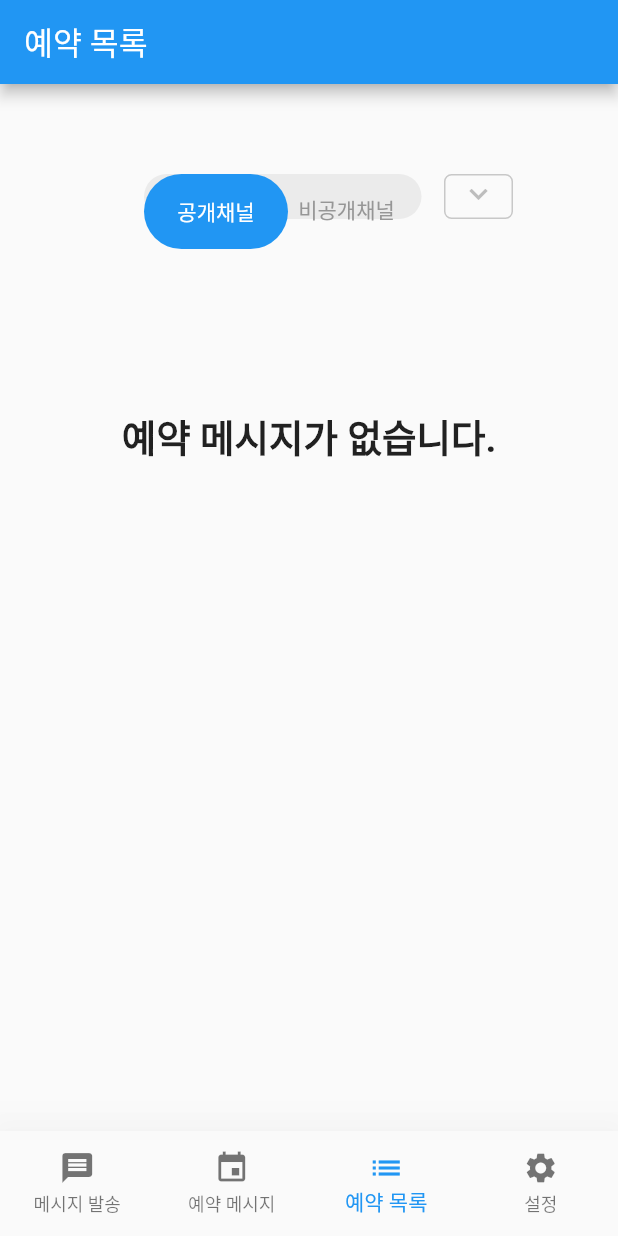
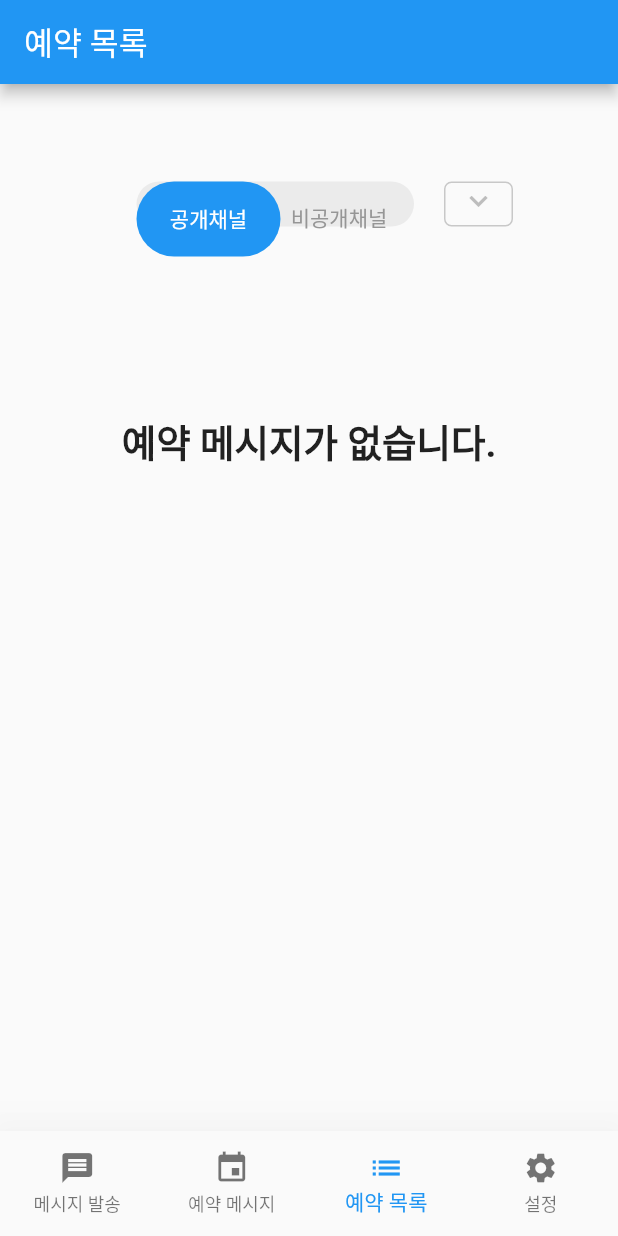
Before and after one commit to shinaaaa/slack_bundle, a Flutter app: the screen it shows after launch, item 3 of the bottom bar chosen, on a phone screen of 412 x 824 dp. Run offline on Flutter 3.47's test engine with Material 2 defaults, Android fonts, the phone set to English and light mode, and no system bars; our stand-ins replace dio, file_picker, shared_preferences; network calls fail; Roboto replaces fonts that are missing (Nanum_Gothic).

Commit message:
chore: ui 높이 수정

```diff
--- a/lib/widget/ScheduleMessageListStatefulWidget.dart
+++ b/lib/widget/ScheduleMessageListStatefulWidget.dart
@@ -61,11 +61,11 @@ class _ScheduleMessageListStatefulWidgetState
   Widget build(BuildContext context) {
     return Scaffold(
         body: Container(
-            margin: const EdgeInsets.fromLTRB(70, 60, 70, 30),
+            margin: const EdgeInsets.fromLTRB(70, 65, 70, 30),
             child: Column(children: [
               Row(mainAxisAlignment: MainAxisAlignment.end, children: [
                 _channelTypeSelect(),
-                const SizedBox(width: 15),
+                const SizedBox(width: 20),
                 _channelDropdown()
               ]),
               _messages.isEmpty
--- a/lib/widget/SendMessageStatefulWidget.dart
+++ b/lib/widget/SendMessageStatefulWidget.dart
@@ -66,16 +66,15 @@ class _SendMessageStatefulWidgetState extends State<SendMessageStatefulWidget> {
         body: SingleChildScrollView(
             scrollDirection: Axis.vertical,
             child: Container(
-                margin: const EdgeInsets.fromLTRB(70, 60, 70, 30),
+                margin: const EdgeInsets.fromLTRB(70, 65, 70, 30),
                 child: Column(children: [
                   Row(mainAxisAlignment: MainAxisAlignment.end, children: [
                     _channelTypeSelect(),
                     const SizedBox(width: 15),
                     _channelDropdown()
                   ]),
-                  const SizedBox(height: 10),
+                  const SizedBox(height: 15),
                   _messageForm(),
-                  // textSection,
                   Column(children: [
                     Row(mainAxisAlignment: MainAxisAlignment.center, children: [
                       Container(
```
Also changed, not shown: lib/widget/ScheduleMessageStatefulWidget.dart (+7 -5 lines).
